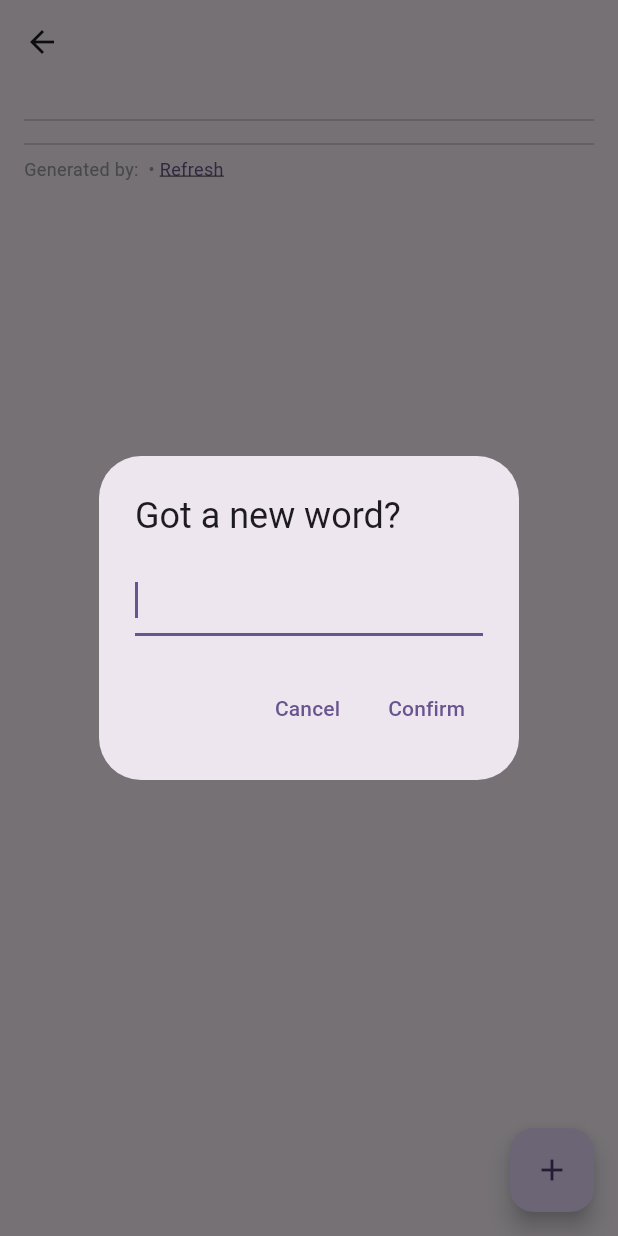
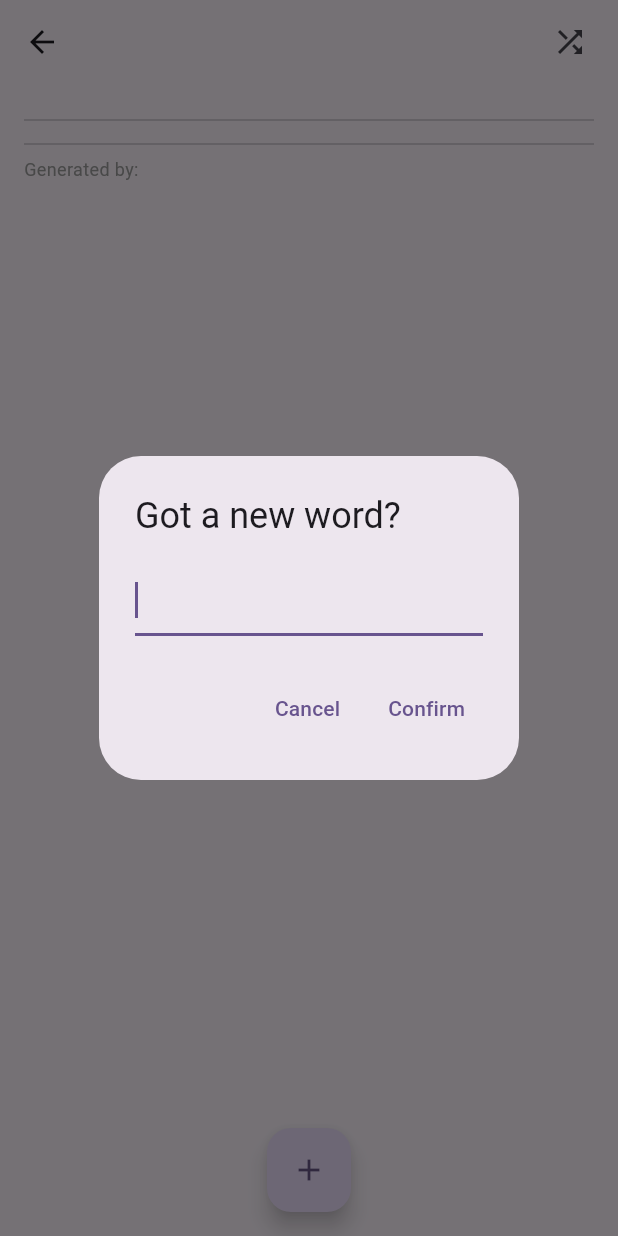
Before and after one commit to shukebeta/new_words, a Flutter app: the WordDetailScreen screen opened directly with empty values, after a tap on the "add" icon, on a phone screen of 412 x 824 dp. Run offline on Flutter 3.47's test engine with Material 3 defaults, Android fonts, the phone set to English and light mode, and no system bars; our stand-ins replace dio, flutter_dotenv, flutter_markdown, get_it, in_app_purchase, logger and 1 more; missing offline and left inert: dart_jsonwebtoken, lazy_load_indexed_stack; accounts and stored records are empty; generated files the repository leaves out were written again; network calls fail.

Commit message:
Improve word detail UI with standardized FAB and clearer refresh action labels

```diff
--- a/lib/features/add_word/widgets/add_word_fab.dart
+++ b/lib/features/add_word/widgets/add_word_fab.dart
@@ -7,14 +7,16 @@ import 'package:new_words/generated/app_localizations.dart';
 /// This widget provides a consistent, semi-transparent FAB across the app
 /// that opens the AddWordDialog when tapped.
 class AddWordFab extends StatelessWidget {
-  const AddWordFab({super.key});
+  final bool replacePage;
+
+  const AddWordFab({super.key, this.replacePage = false});
 
   @override
   Widget build(BuildContext context) {
     return Opacity(
       opacity: 0.85,
       child: FloatingActionButton(
-        onPressed: () => AddWordDialog.show(context),
+        onPressed: () => AddWordDialog.show(context, replacePage: replacePage),
         tooltip: AppLocalizations.of(context)!.addNewWordTooltip,
         child: const Icon(Icons.add),
       ),
--- a/lib/features/word_detail/presentation/word_detail_screen.dart
+++ b/lib/features/word_detail/presentation/word_detail_screen.dart
@@ -2,7 +2,7 @@ import 'package:flutter/material.dart';
 import 'package:flutter_markdown/flutter_markdown.dart';
 import 'package:provider/provider.dart';
 import 'package:new_words/entities/word_explanation.dart';
-import 'package:new_words/features/add_word/presentation/add_word_dialog.dart';
+import 'package:new_words/features/add_word/widgets/add_word_fab.dart';
 import 'package:new_words/providers/vocabulary_provider.dart';
 import 'package:new_words/generated/app_localizations.dart';
 
@@ -248,6 +248,22 @@ class _WordDetailScreenState extends State<WordDetailScreen> {
             title: Text(_currentExplanation.wordText),
             actions: [
               _buildVersionNavigator(),
+              // Refresh button
+              if (provider.isRefreshing)
+                const Padding(
+                  padding: EdgeInsets.symmetric(horizontal: 12),
+                  child: SizedBox(
+                    width: 24,
+                    height: 24,
+                    child: CircularProgressIndicator(strokeWidth: 2),
+                  ),
+                )
+              else
+                IconButton(
+                  icon: const Icon(Icons.shuffle),
+                  onPressed: _canRefresh ? _refreshExplanation : null,
+                  tooltip: AppLocalizations.of(context)!.refreshButton,
+                ),
               const SizedBox(width: 8),
             ],
           ),
@@ -267,45 +283,15 @@ class _WordDetailScreenState extends State<WordDetailScreen> {
                   selectable: true,
                 ),
                 const Divider(),
-                Row(
-                  children: [
-                    Text(
-                      '${AppLocalizations.of(context)!.generatedByPrefix} ${_currentExplanation.providerModelName ?? AppLocalizations.of(context)!.unknownModel}',
-                      style: const TextStyle(fontSize: 12, color: Colors.grey),
-                    ),
-                    const Text(
-                      ' • ',
-                      style: TextStyle(fontSize: 12, color: Colors.grey),
-                    ),
-                    if (provider.isRefreshing)
-                      Text(
-                        AppLocalizations.of(context)!.refreshingText,
-                        style: const TextStyle(fontSize: 12, color: Colors.grey),
-                      )
-                    else
-                      GestureDetector(
-                        onTap: _canRefresh ? _refreshExplanation : null,
-                        child: Text(
-                          AppLocalizations.of(context)!.refreshButton,
-                          style: TextStyle(
-                            fontSize: 12,
-                            color: _canRefresh
-                                ? Theme.of(context).colorScheme.primary
-                                : Colors.grey,
-                            decoration: TextDecoration.underline,
-                          ),
-                        ),
-                      ),
-                  ],
+                Text(
+                  '${AppLocalizations.of(context)!.generatedByPrefix} ${_currentExplanation.providerModelName ?? AppLocalizations.of(context)!.unknownModel}',
+                  style: const TextStyle(fontSize: 12, color: Colors.grey),
                 ),
               ],
             ),
           ),
-          floatingActionButton: FloatingActionButton(
-            onPressed: () async => AddWordDialog.show(context, replacePage: true),
-            tooltip: 'Add New Word',
-            child: const Icon(Icons.add),
-          ),
+          floatingActionButton: const AddWordFab(replacePage: true),
+          floatingActionButtonLocation: FloatingActionButtonLocation.centerFloat,
         );
       },
     );
--- a/lib/l10n/app_de.arb
+++ b/lib/l10n/app_de.arb
@@ -38,7 +38,7 @@
   "deleteButton": "Löschen",
   "saveButton": "Speichern",
   "retryButton": "Wiederholen",
-  "refreshButton": "Aktualisieren",
+  "refreshButton": "Neue Erklärung",
   "okButton": "OK",
   "confirmButton": "Bestätigen",
   "generateButton": "Generieren",
@@ -81,7 +81,7 @@
   "generatedByPrefix": "Generiert von:",
   "unknownModel": "Unbekannt",
   "refreshingText": "Wird aktualisiert...",
-  "refreshButton": "Aktualisieren",
+  "refreshButton": "Neue Erklärung",
   "explanationRefreshedSuccessfully": "Erklärung erfolgreich aktualisiert",
   "defaultExplanationUpdated": "Standarderklärung aktualisiert",
   "failedToUpdateDefault": "Fehler beim Aktualisieren der Standardeinstellung",
--- a/lib/l10n/app_en.arb
+++ b/lib/l10n/app_en.arb
@@ -38,7 +38,7 @@
   "deleteButton": "Delete",
   "saveButton": "Save",
   "retryButton": "Retry",
-  "refreshButton": "Refresh",
+  "refreshButton": "New explanation",
   "okButton": "OK",
   "confirmButton": "Confirm",
   "generateButton": "Generate",
@@ -81,7 +81,7 @@
   "generatedByPrefix": "Generated by:",
   "unknownModel": "Unknown",
   "refreshingText": "Refreshing...",
-  "refreshButton": "Refresh",
+  "refreshButton": "New explanation",
   "explanationRefreshedSuccessfully": "Explanation refreshed successfully",
   "defaultExplanationUpdated": "Default explanation updated",
   "failedToUpdateDefault": "Failed to update default",
--- a/lib/l10n/app_es.arb
+++ b/lib/l10n/app_es.arb
@@ -38,7 +38,7 @@
   "deleteButton": "Eliminar",
   "saveButton": "Guardar",
   "retryButton": "Reintentar",
-  "refreshButton": "Actualizar",
+  "refreshButton": "Nueva explicación",
   "okButton": "OK",
   "confirmButton": "Confirmar",
   "generateButton": "Generar",
@@ -81,7 +81,7 @@
   "generatedByPrefix": "Generado por:",
   "unknownModel": "Desconocido",
   "refreshingText": "Actualizando...",
-  "refreshButton": "Actualizar",
+  "refreshButton": "Nueva explicación",
   "explanationRefreshedSuccessfully": "Explicación actualizada exitosamente",
   "defaultExplanationUpdated": "Explicación predeterminada actualizada",
   "failedToUpdateDefault": "Error al actualizar la predeterminada",
--- a/lib/l10n/app_fr.arb
+++ b/lib/l10n/app_fr.arb
@@ -38,7 +38,7 @@
   "deleteButton": "Supprimer",
   "saveButton": "Enregistrer",
   "retryButton": "Réessayer",
-  "refreshButton": "Actualiser",
+  "refreshButton": "Nouvelle explication",
   "okButton": "OK",
   "confirmButton": "Confirmer",
   "generateButton": "Générer",
@@ -81,7 +81,7 @@
   "generatedByPrefix": "Généré par :",
   "unknownModel": "Inconnu",
   "refreshingText": "Actualisation...",
-  "refreshButton": "Actualiser",
+  "refreshButton": "Nouvelle explication",
   "explanationRefreshedSuccessfully": "Explication actualisée avec succès",
   "defaultExplanationUpdated": "Explication par défaut mise à jour",
   "failedToUpdateDefault": "Échec de la mise à jour par défaut",
--- a/lib/l10n/app_ja.arb
+++ b/lib/l10n/app_ja.arb
@@ -38,7 +38,7 @@
   "deleteButton": "削除",
   "saveButton": "保存",
   "retryButton": "再試行",
-  "refreshButton": "更新",
+  "refreshButton": "新しい説明",
   "okButton": "OK",
   "confirmButton": "確認",
   "generateButton": "生成",
@@ -81,7 +81,7 @@
   "generatedByPrefix": "生成者：",
   "unknownModel": "不明",
   "refreshingText": "更新中...",
-  "refreshButton": "更新",
+  "refreshButton": "新しい説明",
   "explanationRefreshedSuccessfully": "説明が正常に更新されました",
   "defaultExplanationUpdated": "デフォルトの説明を更新しました",
   "failedToUpdateDefault": "デフォルトの更新に失敗しました",
--- a/lib/l10n/app_ko.arb
+++ b/lib/l10n/app_ko.arb
@@ -38,7 +38,7 @@
   "deleteButton": "삭제",
   "saveButton": "저장",
   "retryButton": "다시 시도",
-  "refreshButton": "새로고침",
+  "refreshButton": "새 설명",
   "okButton": "확인",
   "confirmButton": "확인",
   "generateButton": "생성",
@@ -81,7 +81,7 @@
   "generatedByPrefix": "생성자:",
   "unknownModel": "알 수 없음",
   "refreshingText": "새로고침 중...",
-  "refreshButton": "새로고침",
+  "refreshButton": "새 설명",
   "explanationRefreshedSuccessfully": "설명이 성공적으로 새로고침되었습니다",
   "defaultExplanationUpdated": "기본 설명이 업데이트되었습니다",
   "failedToUpdateDefault": "기본값 업데이트 실패",
--- a/lib/l10n/app_zh.arb
+++ b/lib/l10n/app_zh.arb
@@ -38,7 +38,7 @@
   "deleteButton": "删除",
   "saveButton": "保存",
   "retryButton": "重试",
-  "refreshButton": "刷新",
+  "refreshButton": "新解释",
   "okButton": "确定",
   "confirmButton": "确认",
   "generateButton": "生成",
@@ -81,7 +81,7 @@
   "generatedByPrefix": "生成者：",
   "unknownModel": "未知",
   "refreshingText": "刷新中...",
-  "refreshButton": "刷新",
+  "refreshButton": "新解释",
   "explanationRefreshedSuccessfully": "解释刷新成功",
   "defaultExplanationUpdated": "默认解释已更新",
   "failedToUpdateDefault": "更新默认解释失败",
```
